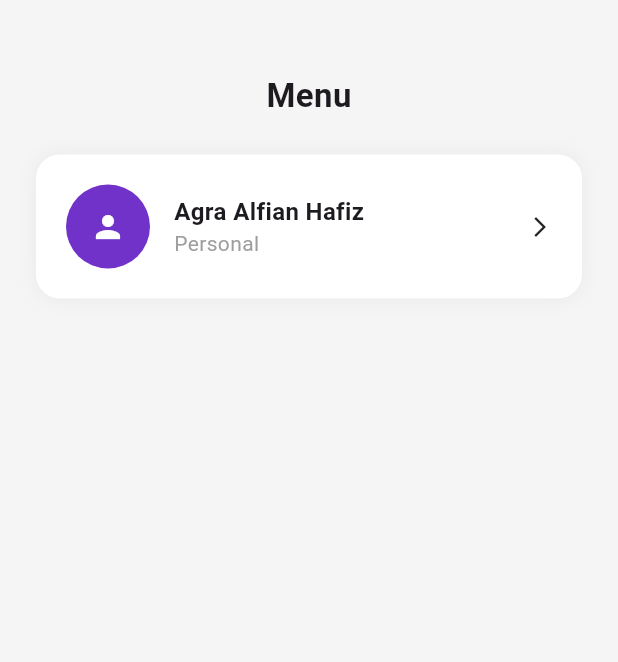
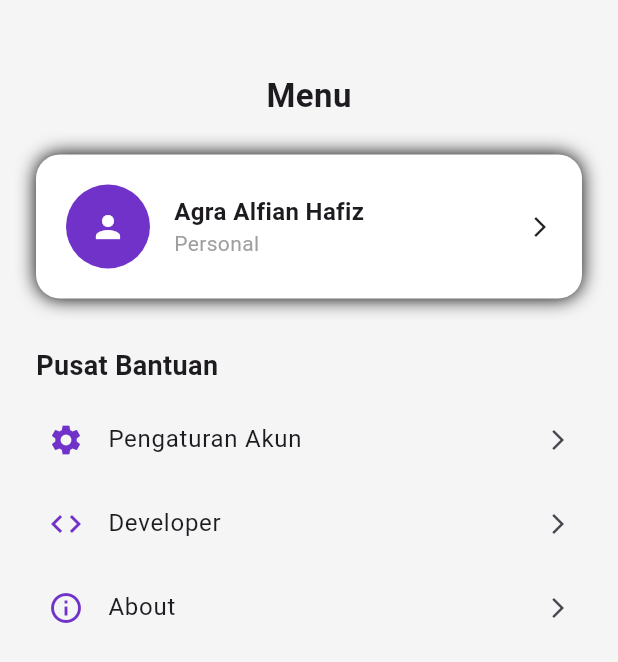
Before and after one commit to Frientia/project_mobile_UAS, a Flutter app: the screen it shows after launch, on a phone screen of 412 x 824 dp. Shown: the top 662 px of the screen. Run offline on Flutter 3.47's test engine with Material 3 defaults, Android fonts, the phone set to English and light mode, and no system bars; our stand-ins replace firebase_auth, firebase_core, flutter_dotenv, lottie, shared_preferences, supabase_flutter; accounts and stored records are empty.

Commit message:
menambahkan menu dan sub menu dari Pusat Bantuan

```diff
--- a/lib/pages/menu_page.dart
+++ b/lib/pages/menu_page.dart
@@ -2,6 +2,8 @@ import 'package:flutter/material.dart';
 
 class MyMenu extends StatelessWidget {
   const MyMenu({super.key});
+
+  static const Color primaryColor = Color.fromARGB(255, 113, 50, 202);
 
   @override
   Widget build(BuildContext context) {
@@ -33,7 +35,18 @@ class MyMenu extends StatelessWidget {
 
                   const SizedBox(height: 24),
 
-                  _profileCard(), // ✅ DIPANGGIL DI SINI
+                  _profileCard(),
+
+                  const SizedBox(height: 32),
+
+                  _sectionTitle('Pusat Bantuan'),
+                  _menuItem(Icons.settings, 'Pengaturan Akun'),
+                  _menuItem(Icons.code, 'Developer'),
+                  _menuItem(Icons.info_outline, 'About'),
+
+                  const SizedBox(height: 32),
+
+                  const SizedBox(height: 40),
                 ],
               ),
             ),
@@ -43,22 +56,16 @@ class MyMenu extends StatelessWidget {
     );
   }
 
-  // ✅ FUNCTION HARUS DI SINI (DI LUAR build)
+  // ===================== PROFILE =====================
   Widget _profileCard() {
     return Container(
       padding: const EdgeInsets.all(20),
-      decoration: BoxDecoration(
-        color: Colors.white,
-        borderRadius: BorderRadius.circular(16),
-        boxShadow: [
-          BoxShadow(color: Colors.black.withOpacity(0.05), blurRadius: 10),
-        ],
-      ),
+      decoration: _cardDecoration(),
       child: Row(
         children: const [
           CircleAvatar(
             radius: 28,
-            backgroundColor: Color.fromARGB(255, 113, 50, 202),
+            backgroundColor: primaryColor,
             child: Icon(Icons.person, color: Colors.white),
           ),
           SizedBox(width: 16),
@@ -79,4 +86,44 @@ class MyMenu extends StatelessWidget {
       ),
     );
   }
+
+  Widget _sectionTitle(String title) {
+    return Padding(
+      padding: const EdgeInsets.only(bottom: 8),
+      child: Text(
+        title,
+        style: const TextStyle(fontSize: 18, fontWeight: FontWeight.bold),
+      ),
+    );
+  }
+
+  Widget _menuItem(IconData icon, String title, {String? badge}) {
+    return ListTile(
+      contentPadding: const EdgeInsets.symmetric(horizontal: 8),
+      leading: Icon(icon, color: primaryColor),
+      title: Text(title),
+      trailing: badge != null
+          ? Container(
+              padding: const EdgeInsets.symmetric(horizontal: 8, vertical: 4),
+              decoration: BoxDecoration(
+                color: Colors.red,
+                borderRadius: BorderRadius.circular(8),
+              ),
+              child: Text(
+                badge!,
+                style: const TextStyle(color: Colors.white, fontSize: 10),
+              ),
+            )
+          : const Icon(Icons.arrow_forward_ios, size: 16),
+      onTap: () {},
+    );
+  }
+
+  BoxDecoration _cardDecoration() {
+    return BoxDecoration(
+      color: Colors.white,
+      borderRadius: BorderRadius.circular(16),
+      boxShadow: [BoxShadow(color: Colors.black, blurRadius: 10)],
+    );
+  }
 }
```
